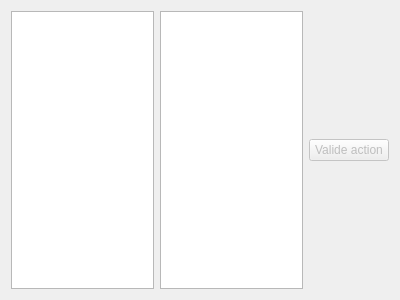
Qt form app/view/forms/actionsview.ui (r0nd0ud0u/qt-rpg) before a commit.
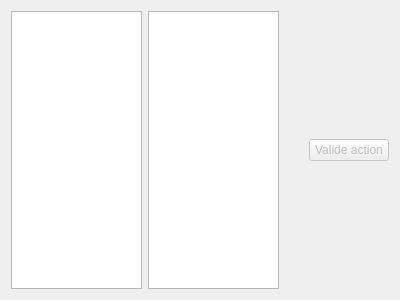
The same form after that commit.

Commit message: add target table

Diff of the .ui file:
```diff
--- a/app/view/forms/actionsview.ui
+++ b/app/view/forms/actionsview.ui
@@ -63,7 +63,9 @@
     </widget>
    </item>
    <item>
+    <widget class="QWidget" name="targets_widget" native="true">
     <layout class="QVBoxLayout" name="target_lay"/>
+    </widget>
    </item>
    <item>
     <widget class="QPushButton" name="validate_action">
```
Lines whose indentation alone changed are shown as unchanged. The commit also changes 2 other files.
